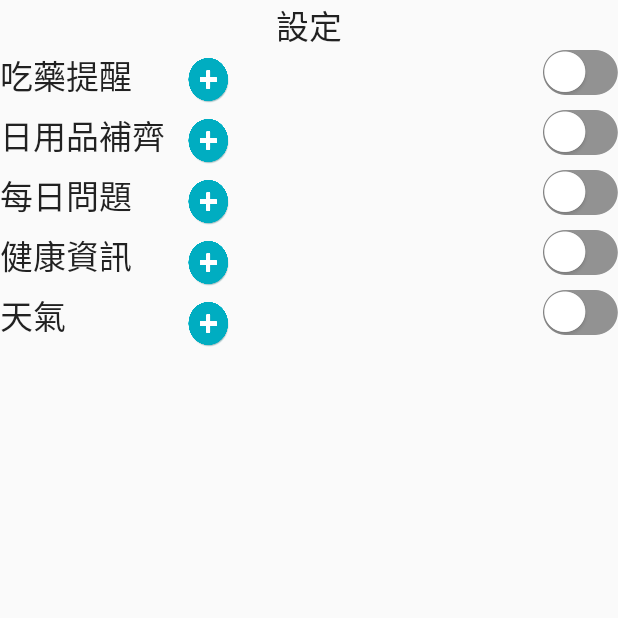
After one commit to KamiMaki/innoserve24_07, an Android app: the bg screen opened directly, with no data from a screen before it, on a phone screen of 412 x 824 dp, the top half of it. The commit adds this screen. Run offline under Robolectric (Android 15) with nearby library versions, the phone set to English and light mode, and no system bars.

Commit message:
momo background

```diff
--- a/app/src/main/AndroidManifest.xml
+++ b/app/src/main/AndroidManifest.xml
@@ -13,7 +13,9 @@
         android:roundIcon="@mipmap/ic_launcher_round"
         android:supportsRtl="true"
         android:theme="@style/AppTheme">
-        <activity android:name=".PokemonGon"></activity>
+        <activity android:name=".bg_QA"></activity>
+        <activity android:name=".bg" />
+        <activity android:name=".PokemonGon" />
 
         <meta-data
             android:name="com.google.android.geo.API_KEY"
--- a/app/src/main/java/com/example/innoserve24_07/MainActivity.java
+++ b/app/src/main/java/com/example/innoserve24_07/MainActivity.java
@@ -20,6 +20,7 @@ public class MainActivity extends AppCompatActivity {
         setContentView(R.layout.activity_main);
         bt1=(Button)findViewById(R.id.bt1);
         bt2 = (Button)findViewById(R.id.bt2);
+        bt4 = (Button)findViewById(R.id.bt4);
 
         bt1.setOnClickListener(new View.OnClickListener() {
             @Override
@@ -39,6 +40,15 @@ public class MainActivity extends AppCompatActivity {
             }
         });
 
+        bt4.setOnClickListener(new View.OnClickListener() {
+            @Override
+            public void onClick(View view) {
+                Intent intent = new Intent();
+                intent.setClass(MainActivity.this,bg.class);
+                startActivity(intent);
+            }
+        });
+
 
 
     }
--- /dev/null
+++ b/app/src/main/java/com/example/innoserve24_07/bg.java
@@ -0,0 +1,16 @@
+package com.example.innoserve24_07;
+
+import android.support.v7.app.AppCompatActivity;
+import android.os.Bundle;
+import android.widget.Button;
+
+public class bg extends AppCompatActivity {
+
+    @Override
+    protected void onCreate(Bundle savedInstanceState) {
+        super.onCreate(savedInstanceState);
+        setContentView(R.layout.activity_bg);
+
+
+    }
+}
--- /dev/null
+++ b/app/src/main/java/com/example/innoserve24_07/bg_QA.java
@@ -0,0 +1,13 @@
+package com.example.innoserve24_07;
+
+import android.support.v7.app.AppCompatActivity;
+import android.os.Bundle;
+
+public class bg_QA extends AppCompatActivity {
+
+    @Override
+    protected void onCreate(Bundle savedInstanceState) {
+        super.onCreate(savedInstanceState);
+        setContentView(R.layout.activity_bg__q);
+    }
+}
--- /dev/null
+++ b/app/src/main/res/drawable/togglebutton_selector.xml
@@ -0,0 +1,5 @@
+<?xml version="1.0" encoding="utf-8"?>
+<selector xmlns:android="http://schemas.android.com/apk/res/android">
+    <item android:state_checked="true" android:drawable="@drawable/toggle_on" />
+    <item android:state_checked="false" android:drawable="@drawable/toggle_off" />
+</selector>
--- /dev/null
+++ b/app/src/main/res/layout/activity_bg.xml
@@ -0,0 +1,174 @@
+<?xml version="1.0" encoding="utf-8"?>
+<android.support.constraint.ConstraintLayout xmlns:android="http://schemas.android.com/apk/res/android"
+    xmlns:app="http://schemas.android.com/apk/res-auto"
+    xmlns:tools="http://schemas.android.com/tools"
+    android:layout_width="match_parent"
+    android:layout_height="match_parent"
+    tools:context=".bg">
+
+    <LinearLayout
+        android:layout_width="match_parent"
+        android:layout_height="match_parent"
+        android:orientation="vertical">
+
+        <TextView
+            android:id="@+id/textView4"
+            android:layout_width="match_parent"
+            android:layout_height="wrap_content"
+            android:text="設定"
+            android:textAlignment="center"
+            android:textAppearance="@style/TextAppearance.AppCompat.Large" />
+
+        <LinearLayout
+            android:layout_width="match_parent"
+            android:layout_height="match_parent"
+            android:orientation="horizontal">
+
+            <LinearLayout
+                android:layout_width="wrap_content"
+                android:layout_height="wrap_content"
+                android:orientation="vertical">
+
+                <TextView
+                    android:id="@+id/tvmedicine"
+                    android:layout_width="match_parent"
+                    android:layout_height="40dp"
+                    android:text="吃藥提醒"
+                    android:textAppearance="@style/TextAppearance.AppCompat.Large" />
+
+                <TextView
+                    android:id="@+id/tvbuy"
+                    android:layout_width="match_parent"
+                    android:layout_height="40dp"
+                    android:text="日用品補齊"
+                    android:textAppearance="@style/TextAppearance.AppCompat.Large" />
+
+                <TextView
+                    android:id="@+id/tvques"
+                    android:layout_width="match_parent"
+                    android:layout_height="40dp"
+                    android:text="每日問題"
+                    android:textAppearance="@style/TextAppearance.AppCompat.Large" />
+
+                <TextView
+                    android:id="@+id/tvhealth"
+                    android:layout_width="match_parent"
+                    android:layout_height="40dp"
+                    android:text="健康資訊"
+                    android:textAppearance="@style/TextAppearance.AppCompat.Large" />
+
+                <TextView
+                    android:id="@+id/tvweather"
+                    android:layout_width="match_parent"
+                    android:layout_height="40dp"
+                    android:text="天氣"
+                    android:textAppearance="@style/TextAppearance.AppCompat.Large" />
+            </LinearLayout>
+
+            <LinearLayout
+                android:layout_width="wrap_content"
+                android:layout_height="match_parent"
+                android:orientation="vertical">
+
+                <Button
+                    android:id="@+id/bm"
+                    android:layout_width="60dp"
+                    android:layout_height="34dp"
+                    android:layout_marginTop="3dp"
+                    android:layout_marginBottom="3dp"
+                    android:background="@drawable/add" />
+
+                <Button
+                    android:id="@+id/bb"
+                    android:layout_width="60dp"
+                    android:layout_height="34dp"
+                    android:layout_marginTop="3dp"
+                    android:layout_marginBottom="3dp"
+                    android:background="@drawable/add" />
+
+                <Button
+                    android:id="@+id/bq"
+                    android:layout_width="60dp"
+                    android:layout_height="34dp"
+                    android:layout_marginTop="3dp"
+                    android:layout_marginBottom="3dp"
+                    android:background="@drawable/add" />
+
+                <Button
+                    android:id="@+id/bh"
+                    android:layout_width="60dp"
+                    android:layout_height="34dp"
+                    android:layout_marginTop="3dp"
+                    android:layout_marginBottom="3dp"
+                    android:background="@drawable/add" />
+
+                <Button
+                    android:id="@+id/bw"
+                    android:layout_width="60dp"
+                    android:layout_height="34dp"
+                    android:layout_marginTop="3dp"
+                    android:layout_marginBottom="3dp"
+                    android:background="@drawable/add" />
+            </LinearLayout>
+
+            <LinearLayout
+                android:layout_width="match_parent"
+                android:layout_height="wrap_content"
+                android:layout_marginRight="0dp"
+                android:animateLayoutChanges="false"
+                android:gravity="right"
+                android:orientation="vertical"
+                android:visibility="visible">
+
+                <ToggleButton
+                    android:id="@+id/btmedicine"
+                    android:layout_width="50dp"
+                    android:layout_height="30dp"
+                    android:layout_marginBottom="10dp"
+                    android:background="@drawable/togglebutton_selector"
+                    android:text="天氣提醒"
+                    android:textSize="0sp"
+                    android:visibility="visible" />
+
+                <ToggleButton
+                    android:id="@+id/btbuy"
+                    android:layout_width="50dp"
+                    android:layout_height="30dp"
+                    android:layout_marginBottom="10dp"
+                    android:background="@drawable/togglebutton_selector"
+                    android:text="天氣提醒"
+                    android:textSize="0dp" />
+
+                <ToggleButton
+                    android:id="@+id/btques"
+                    android:layout_width="50dp"
+                    android:layout_height="30dp"
+                    android:layout_marginBottom="10dp"
+                    android:background="@drawable/togglebutton_selector"
+                    android:text="天氣提醒"
+                    android:textOn="開"
+                    android:textSize="0dp" />
+
+                <ToggleButton
+                    android:id="@+id/bthealth"
+                    android:layout_width="50dp"
+                    android:layout_height="30dp"
+                    android:layout_marginBottom="10dp"
+                    android:background="@drawable/togglebutton_selector"
+                    android:text="天氣提醒"
+                    android:textSize="0dp" />
+
+                <ToggleButton
+                    android:id="@+id/btweather"
+                    android:layout_width="50dp"
+                    android:layout_height="30dp"
+                    android:layout_marginBottom="10dp"
+                    android:background="@drawable/togglebutton_selector"
+                    android:text="天氣提醒"
+                    android:textSize="0dp" />
+            </LinearLayout>
+
+        </LinearLayout>
+    </LinearLayout>
+
+</android.support.constraint.ConstraintLayout>
--- /dev/null
+++ b/app/src/main/res/layout/activity_bg__q.xml
@@ -0,0 +1,9 @@
+<?xml version="1.0" encoding="utf-8"?>
+<android.support.constraint.ConstraintLayout xmlns:android="http://schemas.android.com/apk/res/android"
+    xmlns:app="http://schemas.android.com/apk/res-auto"
+    xmlns:tools="http://schemas.android.com/tools"
+    android:layout_width="match_parent"
+    android:layout_height="match_parent"
+    tools:context=".bg_QA">
+
+</android.support.constraint.ConstraintLayout>
```
Also changed, not shown: app/src/main/res/drawable/add.png (added), app/src/main/res/drawable/toggle_off.png (added), app/src/main/res/drawable/toggle_on.png (added).
